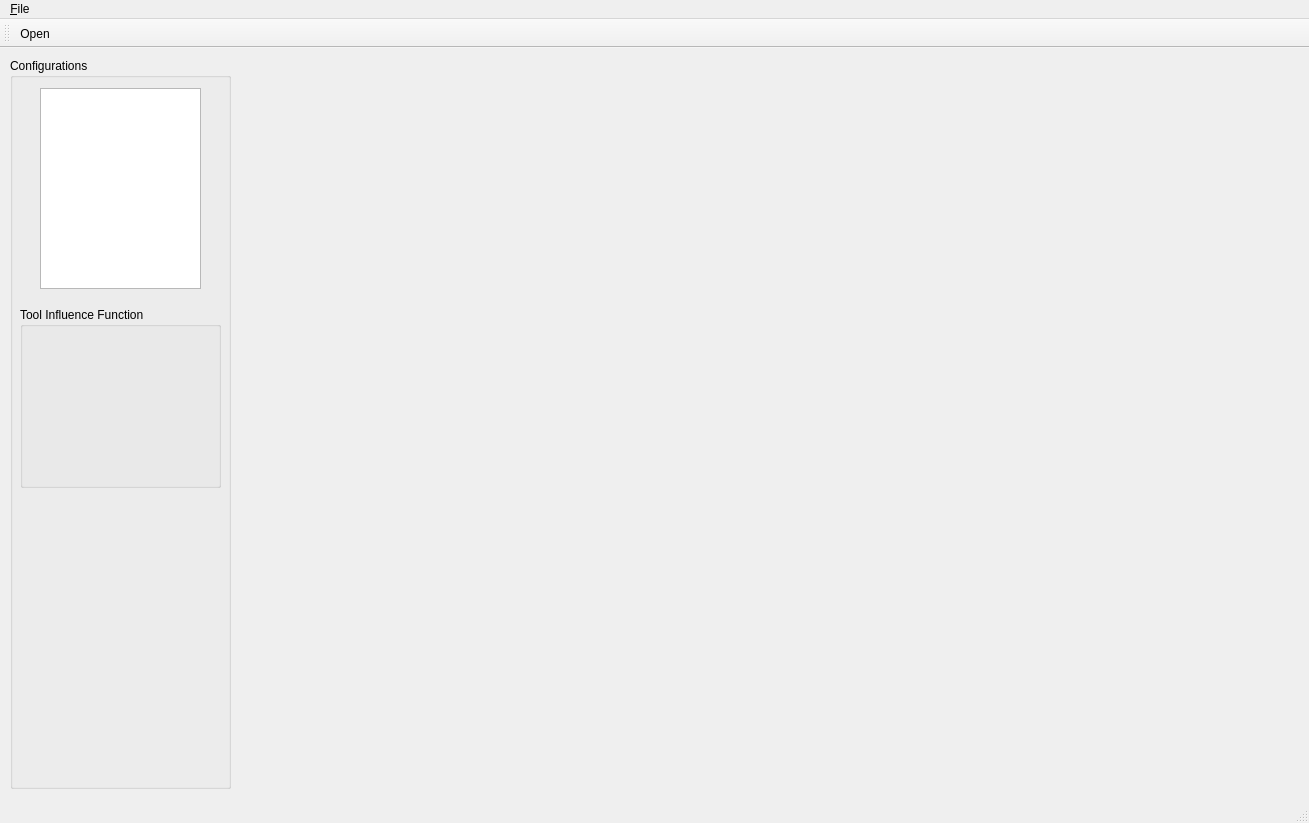
Qt form cpp/pvtapp/pvtapp.ui (TWANG006/pvt-scheduler) before a commit.
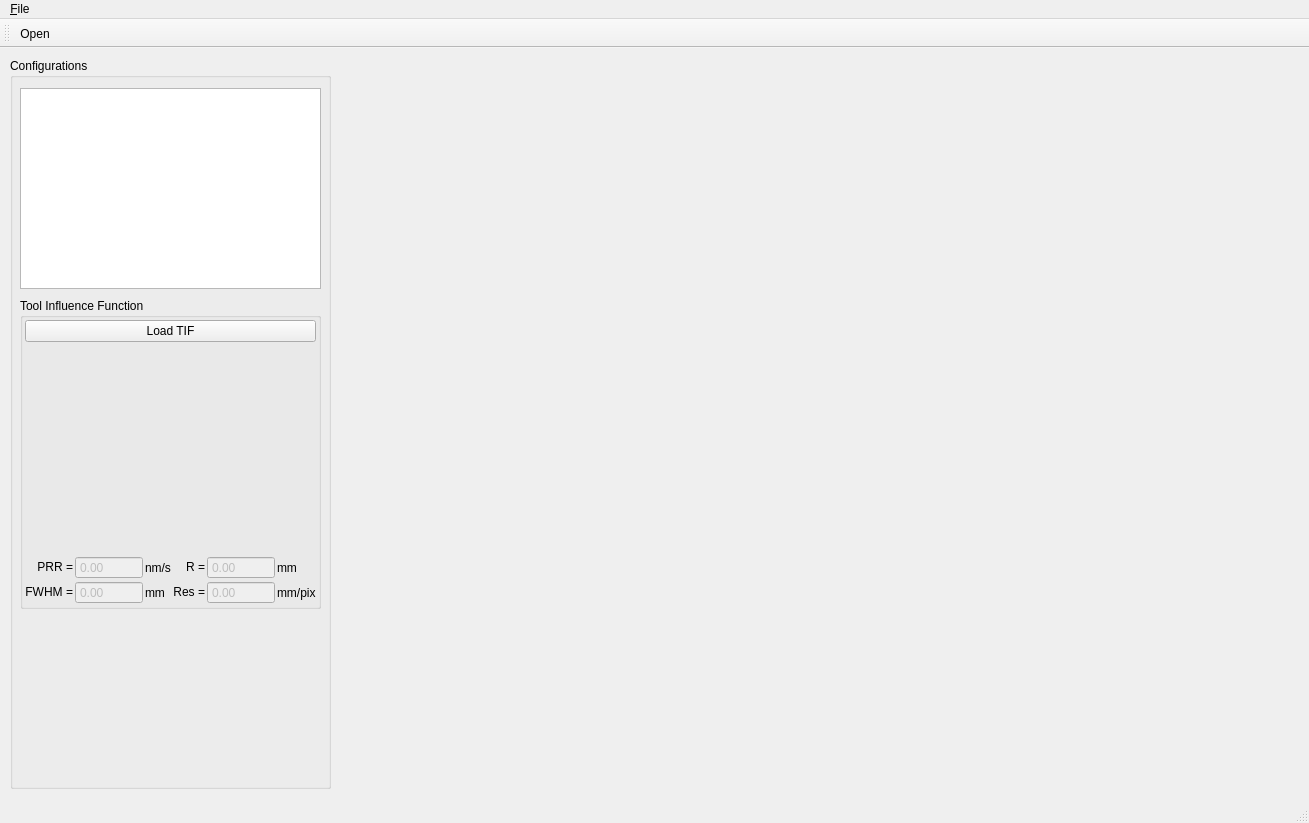
The same form after that commit. Icons and pictures are not drawn. Custom widgets are drawn as their Qt base class.

Commit message: init colormap plot

```diff
--- a/cpp/pvtapp/pvtapp.ui
+++ b/cpp/pvtapp/pvtapp.ui
@@ -19,7 +19,7 @@
      <rect>
       <x>10</x>
       <y>10</y>
-      <width>221</width>
+      <width>321</width>
       <height>731</height>
      </rect>
     </property>
@@ -29,9 +29,9 @@
     <widget class="QTreeWidget" name="h5_treeWidget">
      <property name="geometry">
       <rect>
-       <x>30</x>
+       <x>10</x>
        <y>30</y>
-       <width>161</width>
+       <width>301</width>
        <height>201</height>
       </rect>
      </property>
@@ -43,24 +43,168 @@
      <property name="geometry">
       <rect>
        <x>10</x>
-       <y>249</y>
-       <width>201</width>
-       <height>181</height>
+       <y>240</y>
+       <width>301</width>
+       <height>311</height>
       </rect>
      </property>
      <property name="title">
       <string>Tool Influence Function</string>
      </property>
-     <widget class="QCustomPlot" name="tif_plot" native="true">
-      <property name="geometry">
-       <rect>
-        <x>20</x>
-        <y>30</y>
-        <width>171</width>
-        <height>111</height>
-       </rect>
+     <layout class="QGridLayout" name="tif_gridLayout" rowstretch="0,2,0">
+      <property name="leftMargin">
+       <number>2</number>
       </property>
-     </widget>
+      <property name="topMargin">
+       <number>2</number>
+      </property>
+      <property name="rightMargin">
+       <number>2</number>
+      </property>
+      <property name="bottomMargin">
+       <number>2</number>
+      </property>
+      <property name="spacing">
+       <number>2</number>
+      </property>
+      <item row="0" column="0">
+       <widget class="QPushButton" name="load_tif_button">
+        <property name="text">
+         <string>Load TIF</string>
+        </property>
+       </widget>
+      </item>
+      <item row="1" column="0">
+       <widget class="QCustomPlot" name="tif_plot" native="true"/>
+      </item>
+      <item row="2" column="0">
+       <layout class="QGridLayout" name="gridLayout" columnstretch="0,1,0,0,1,0">
+        <property name="spacing">
+         <number>2</number>
+        </property>
+        <item row="0" column="0" rowspan="2">
+         <widget class="QLabel" name="prr_label">
+          <property name="text">
+           <string>&lt;html&gt;&lt;head/&gt;&lt;body&gt;&lt;p align=&quot;right&quot;&gt;PRR =&lt;/p&gt;&lt;/body&gt;&lt;/html&gt;</string>
+          </property>
+         </widget>
+        </item>
+        <item row="0" column="1" rowspan="2">
+         <widget class="QDoubleSpinBox" name="prr_value_box">
+          <property name="enabled">
+           <bool>false</bool>
+          </property>
+          <property name="buttonSymbols">
+           <enum>QAbstractSpinBox::NoButtons</enum>
+          </property>
+          <property name="maximum">
+           <double>999999.000000000000000</double>
+          </property>
+          <property name="singleStep">
+           <double>0.010000000000000</double>
+          </property>
+         </widget>
+        </item>
+        <item row="2" column="0">
+         <widget class="QLabel" name="prr_label_2">
+          <property name="text">
+           <string>&lt;html&gt;&lt;head/&gt;&lt;body&gt;&lt;p align=&quot;right&quot;&gt;FWHM =&lt;/p&gt;&lt;/body&gt;&lt;/html&gt;</string>
+          </property>
+         </widget>
+        </item>
+        <item row="2" column="1">
+         <widget class="QDoubleSpinBox" name="fwhm_value_box">
+          <property name="enabled">
+           <bool>false</bool>
+          </property>
+          <property name="buttonSymbols">
+           <enum>QAbstractSpinBox::NoButtons</enum>
+          </property>
+          <property name="maximum">
+           <double>999999.000000000000000</double>
+          </property>
+          <property name="singleStep">
+           <double>0.010000000000000</double>
+          </property>
+         </widget>
+        </item>
+        <item row="2" column="2">
+         <widget class="QLabel" name="fwhm_unit_label">
+          <property name="text">
+           <string>mm</string>
+          </property>
+         </widget>
+        </item>
+        <item row="2" column="3">
+         <widget class="QLabel" name="res_label">
+          <property name="text">
+           <string>&lt;html&gt;&lt;head/&gt;&lt;body&gt;&lt;p align=&quot;right&quot;&gt;Res =&lt;/p&gt;&lt;/body&gt;&lt;/html&gt;</string>
+          </property>
+         </widget>
+        </item>
+        <item row="2" column="4">
+         <widget class="QDoubleSpinBox" name="res_value_box">
+          <property name="enabled">
+           <bool>false</bool>
+          </property>
+          <property name="buttonSymbols">
+           <enum>QAbstractSpinBox::NoButtons</enum>
+          </property>
+          <property name="maximum">
+           <double>999999.000000000000000</double>
+          </property>
+          <property name="singleStep">
+           <double>0.010000000000000</double>
+          </property>
+         </widget>
+        </item>
+        <item row="2" column="5">
+         <widget class="QLabel" name="res_unit_label">
+          <property name="text">
+           <string>mm/pix</string>
+          </property>
+         </widget>
+        </item>
+        <item row="0" column="2" rowspan="2">
+         <widget class="QLabel" name="prr_unit_label">
+          <property name="text">
+           <string>nm/s</string>
+          </property>
+         </widget>
+        </item>
+        <item row="0" column="3" rowspan="2">
+         <widget class="QLabel" name="r_label">
+          <property name="text">
+           <string>&lt;html&gt;&lt;head/&gt;&lt;body&gt;&lt;p align=&quot;right&quot;&gt;R =&lt;/p&gt;&lt;/body&gt;&lt;/html&gt;</string>
+          </property>
+         </widget>
+        </item>
+        <item row="0" column="4" rowspan="2">
+         <widget class="QDoubleSpinBox" name="r_value_box">
+          <property name="enabled">
+           <bool>false</bool>
+          </property>
+          <property name="buttonSymbols">
+           <enum>QAbstractSpinBox::NoButtons</enum>
+          </property>
+          <property name="maximum">
+           <double>999999.000000000000000</double>
+          </property>
+          <property name="singleStep">
+           <double>0.010000000000000</double>
+          </property>
+         </widget>
+        </item>
+        <item row="0" column="5" rowspan="2">
+         <widget class="QLabel" name="r_unit_label">
+          <property name="text">
+           <string>mm</string>
+          </property>
+         </widget>
+        </item>
+       </layout>
+      </item>
+     </layout>
     </widget>
    </widget>
   </widget>
```
The commit also changes 2 other files.
